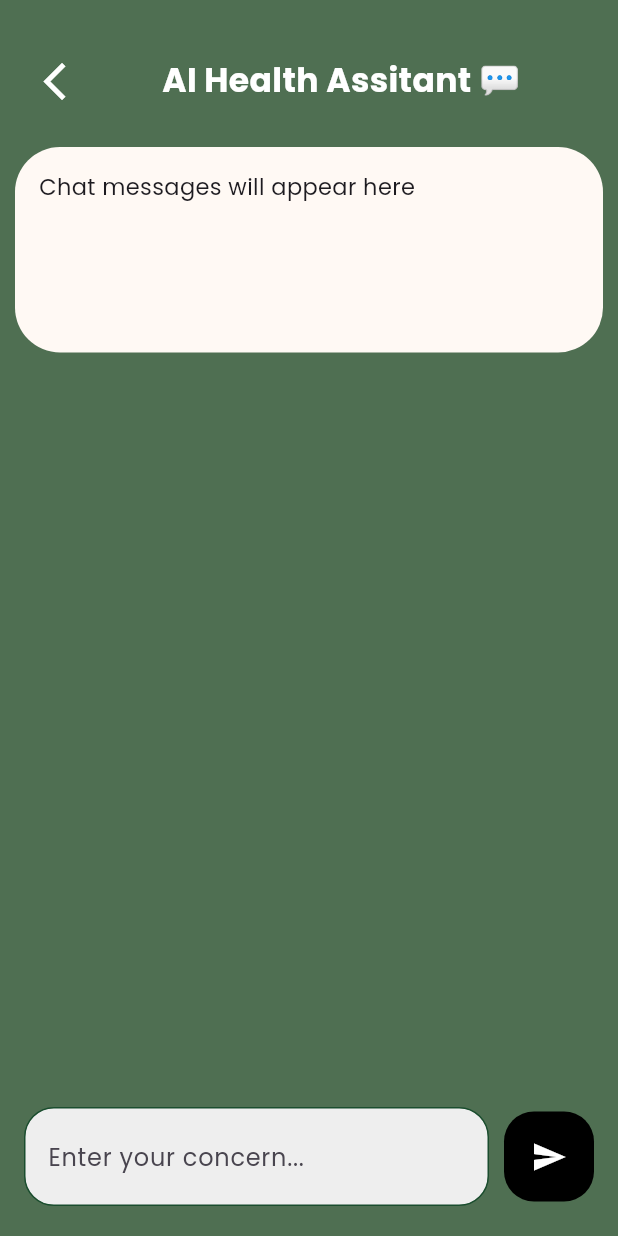
After one commit to Codewire-github/Project-naani, a Flutter app: the ChatScreen screen opened directly, on a phone screen of 412 x 824 dp. The commit adds this screen. Run offline on Flutter 3.47's test engine with Material 3 defaults, Android fonts, the light colour scheme and no system bars; our stand-ins replace camera, dio, flutter_html, flutter_secure_storage, get, google_fonts and 2 more; accounts and stored records are empty.

Commit message:
Added camera and gallery permission and made chat bot

```diff
--- a/lib/screens/Signup/screens/welcome_screen.dart
+++ b/lib/screens/Signup/screens/welcome_screen.dart
@@ -46,7 +46,7 @@ class _WelcomeScreenState extends State<WelcomeScreen> {
                 : MediaQuery.sizeOf(context).height * 0.54,
             width: double.infinity,
             decoration: BoxDecoration(
-                color: Color.fromARGB(255, 122, 186, 120),
+                color: primaryGreenColor,
                 borderRadius: BorderRadius.only(
                     bottomLeft: Radius.circular(45),
                     bottomRight: Radius.circular(45))),
--- a/lib/screens/home_screen/screens/camera_screen.dart
+++ b/lib/screens/home_screen/screens/camera_screen.dart
@@ -18,7 +18,7 @@ class _CameraScreenUnauthoriedState extends State<CameraScreenUnauthoried> {
 
   File? _image;
   bool isFlashOn = false;
-  final double _defaultZoomLevel = 1.2;
+  final double _defaultZoomLevel = 1.4;
 
   @override
   void initState() {
--- /dev/null
+++ b/lib/screens/home_screen/screens/chat_screen.dart
@@ -0,0 +1,191 @@
+import 'dart:convert';
+import 'dart:io';
+
+import 'package:dio/dio.dart';
+import 'package:flutter/material.dart';
+import 'package:flutter_html/flutter_html.dart';
+import 'package:get/get.dart' as get_nav;
+import 'package:naani/common/colors.dart';
+
+class ChatScreen extends StatefulWidget {
+  @override
+  _ChatScreenState createState() => _ChatScreenState();
+}
+
+class _ChatScreenState extends State<ChatScreen> {
+  TextEditingController _controller = TextEditingController();
+  String _response = '';
+  bool _isLoading = false;
+
+  Future<void> _getResponse(String prompt) async {
+    Dio dio = Dio(BaseOptions(baseUrl: "http://192.168.101.6:8000"));
+    dio.options.headers['Content-Type'] = 'application/json';
+    setState(() {
+      _isLoading = true;
+    });
+    dynamic data = {
+      "model": "llama3",
+      "prompt":
+          "Please respond to the following question in HTML format. Include headings of different sizes, lists (both ordered and unordered), and any other necessary HTML elements to format the response properly and don't include ** in the response instead use <bold> tag for the following prompt: $prompt"
+    };
+    try {
+      Response response = await dio.post("/chat/llama3", data: data);
+
+      if (response.statusCode == 200) {
+        debugPrint("${response.data}");
+
+        // Check if 'response' field exists and is not null
+        if (response.data != null &&
+            response.data['data'] != null &&
+            response.data['data']['response'] != null) {
+          setState(() {
+            _response = response.data['data']['response'];
+            _isLoading = false;
+          });
+        } else {
+          throw Exception('Invalid response format');
+        }
+      } else {
+        throw Exception('Failed to load response');
+      }
+    } catch (e) {
+      print('Error: $e');
+      setState(() {
+        _isLoading = false;
+      });
+    }
+  }
+
+  @override
+  Widget build(BuildContext context) {
+    return Scaffold(
+      backgroundColor: primaryGreenColor,
+      body: SafeArea(
+        child: Stack(
+          children: [
+            SingleChildScrollView(
+              child: Column(
+                children: [
+                  SizedBox(height: 30),
+                  Row(
+                    children: [
+                      Container(
+                        padding: EdgeInsets.fromLTRB(20, 0, 40, 0),
+                        child: IconButton(
+                            onPressed: () {
+                              get_nav.Get.back();
+                            },
+                            icon: const Icon(
+                              Icons.arrow_back_ios,
+                              size: 30,
+                              color: Colors.white,
+                            )),
+                      ),
+                      Text(
+                        "AI Health Assitant 💬",
+                        style: TextStyle(
+                            fontSize: 22,
+                            color: Colors.white,
+                            fontWeight: FontWeight.w800),
+                      ),
+                    ],
+                  ),
+                  SizedBox(height: 10),
+                  Padding(
+                    padding: const EdgeInsets.symmetric(
+                        horizontal: 10.0, vertical: 10),
+                    child: Container(
+                      width: double.infinity,
+                      decoration: BoxDecoration(
+                          color: Color.fromARGB(255, 255, 249, 244),
+                          borderRadius: BorderRadius.circular(30)),
+                      child: SingleChildScrollView(
+                        child: Padding(
+                            padding:
+                                const EdgeInsets.fromLTRB(16.0, 16, 16, 100),
+                            child: _response.isNotEmpty
+                                ? Html(data: _response)
+                                : Text(
+                                    'Chat messages will appear here',
+                                    style: TextStyle(fontSize: 15.0),
+                                  )),
+                      ),
+                    ),
+                  ),
+                ],
+              ),
+            ),
+            Align(
+              alignment: Alignment.bottomCenter,
+              child: Padding(
+                padding:
+                    EdgeInsets.only(bottom: 20, left: 16, right: 16, top: 16),
+                child: Row(
+                  children: [
+                    Expanded(
+                      child: Container(
+                        decoration: BoxDecoration(
+                            borderRadius: BorderRadius.circular(
+                                20.0), // Adjust the radius as needed
+                            border: Border.all(color: secondaryGreenColor),
+                            color: Colors.grey[200] // Set border color to green
+                            ),
+                        child: TextField(
+                          controller: _controller,
+                          decoration: InputDecoration(
+                            hintText: 'Enter your concern...',
+                            border:
+                                InputBorder.none, // Remove the default border
+                            contentPadding: EdgeInsets.symmetric(
+                                horizontal: 15.0,
+                                vertical:
+                                    20), // Add padding inside the container
+                          ),
+                        ),
+                      ),
+                    ),
+                    SizedBox(width: 10.0),
+                    GestureDetector(
+                      onTap: _isLoading
+                          ? null
+                          : () {
+                              String message = _controller.text.trim();
+                              if (message.isNotEmpty) {
+                                _getResponse(message);
+                                _controller.clear();
+                              }
+                            },
+                      child: Container(
+                        height: 60,
+                        width: 60,
+                        decoration: BoxDecoration(
+                            color: Colors.black,
+                            borderRadius: BorderRadius.circular(20)),
+                        child: Center(
+                          child: _isLoading
+                              ? SizedBox(
+                                  width: 24,
+                                  height: 24,
+                                  child: CircularProgressIndicator(
+                                    valueColor: AlwaysStoppedAnimation<Color>(
+                                        Colors.white),
+                                    strokeWidth: 3,
+                                  ),
+                                )
+                              : Icon(
+                                  Icons.send,
+                                  color: Colors.white,
+                                ),
+                        ),
+                      ),
+                    ),
+                  ],
+                ),
+              ),
+            ),
+          ],
+        ),
+      ),
+    );
+  }
+}
--- /dev/null
+++ b/lib/screens/home_screen/tips_facts.dart
@@ -0,0 +1,50 @@
+List<String> eyeCareTips = [
+  "Take regular breaks using the 20-20-20 rule: every 20 minutes, look at something 20 feet away for 20 seconds.",
+  "Wear sunglasses that block 100% of UVA and UVB rays.",
+  "Keep your computer screen at an arm's length away and slightly below eye level.",
+  "Ensure proper lighting while reading or using a computer.",
+  "Maintain a healthy diet rich in omega-3 fatty acids, vitamins C and E, and zinc.",
+  "Stay hydrated by drinking plenty of water throughout the day.",
+  "Avoid smoking to reduce the risk of eye diseases like cataracts and macular degeneration.",
+  "Get regular eye exams to detect and treat problems early.",
+  "Blink often to keep your eyes moist, especially when using digital screens.",
+  "Use artificial tears to prevent dry eyes.",
+  "Adjust the brightness and contrast of your screen to comfortable levels.",
+  "Position your screen to reduce glare from windows or lights.",
+  "Take breaks from contact lenses to let your eyes breathe.",
+  "Clean your hands before touching your eyes or handling contact lenses.",
+  "Replace your contact lens case every three months to avoid infections.",
+  "Follow your eye care provider's instructions for contact lens care.",
+  "Get enough sleep to keep your eyes refreshed.",
+  "Wear protective eyewear when engaging in activities that could harm your eyes.",
+  "Eat plenty of leafy greens like spinach and kale for eye health.",
+  "Limit screen time to avoid digital eye strain.",
+  "Use an anti-glare screen protector for your computer or smartphone.",
+  "Avoid rubbing your eyes to prevent irritation or infection.",
+  "Use a humidifier to add moisture to the air and prevent dry eyes.",
+  "Wear a hat with a brim to protect your eyes from the sun.",
+  "Manage chronic conditions like diabetes and hypertension that can affect your eyes.",
+  "Keep your prescription glasses up to date.",
+  "Avoid staring at digital screens for extended periods without a break.",
+  "Do eye exercises to strengthen your eye muscles.",
+  "Consult an eye doctor if you experience any changes in vision.",
+  "Reduce blue light exposure by using blue light filters on digital devices."
+];
+
+List<String> eyeCareFacts = [
+  "The human eye can distinguish approximately 10 million different colors.",
+  "Eyes are made up of over 2 million working parts.",
+  "Your eyes focus on 50 different objects every second.",
+  "80% of all learning comes through the eyes.",
+  "Newborns don't produce tears until they are 4-13 weeks old.",
+  "An average person blinks 15-20 times per minute.",
+  "The human eye weighs approximately 8 grams and is about 24 millimeters wide.",
+  "Heterochromia is a condition where a person has two different colored eyes.",
+  "Your eyes can get sunburned, a condition called photokeratitis.",
+  "Diabetes is the leading cause of blindness in adults.",
+  "The only organ more complex than the eye is the brain.",
+  "The muscles that move your eyes are the fastest and strongest muscles in your body.",
+  "Eye transplants are currently impossible due to the complexity of the optic nerve.",
+  "People with blue eyes share a common ancestor with every other blue-eyed individual.",
+  "The first eye exam dates back to ancient Egypt around 1,500 BC."
+];
--- a/pubspec.yaml
+++ b/pubspec.yaml
@@ -26,6 +26,7 @@ dependencies:
   url_launcher: ^6.2.6
   google_fonts: ^6.2.1
   flutter_secure_storage: ^9.2.1
+  flutter_html: ^3.0.0-beta.2
 
 dev_dependencies:
   flutter_test:
```
Also changed, not shown: lib/API/user_requests.dart (+22 -0 lines), lib/main.dart (+27 -2 lines), lib/screens/home_screen/screens/homescreen.dart (+107 -2 lines), lib/screens/info_screen/info_screen.dart (+110 -152 lines), pubspec.lock, 15 other files.
